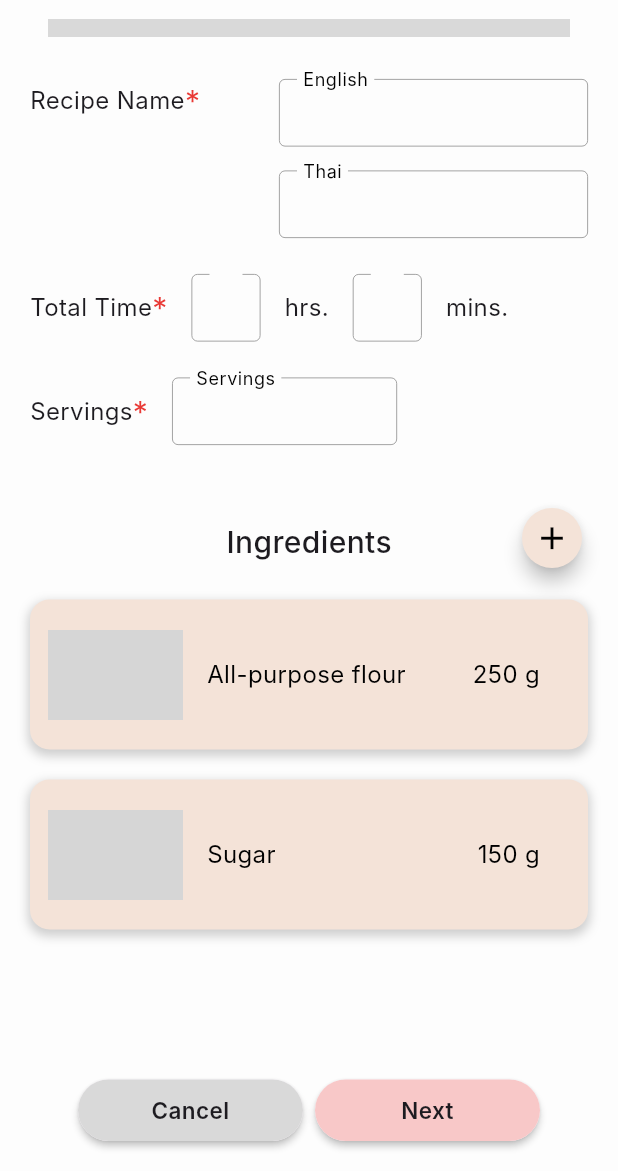
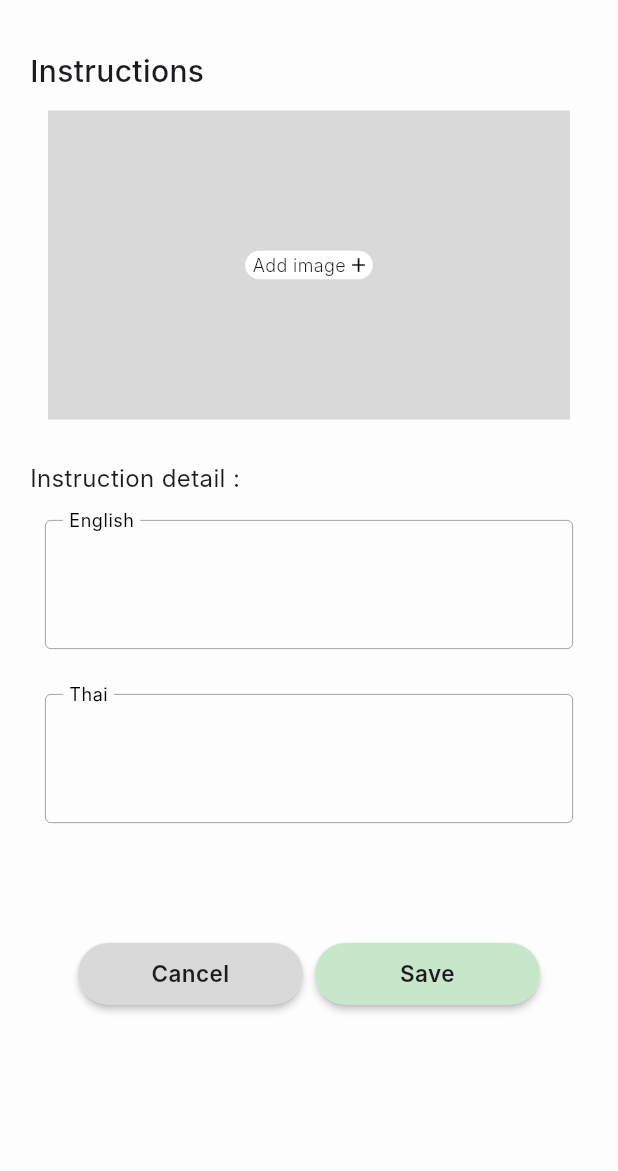
Before and after one commit to BakingUp/BakingUp-Frontend, a Flutter app: the AddEditRecipeScreen screen opened by its route, scrolled down 255 dp, after a tap on "Next", on a phone screen of 412 x 824 dp, the part 65-1236 px from its top. Run offline on Flutter 3.47's test engine with Material 3 defaults, Android fonts, the phone set to English and light mode, and no system bars; network calls fail; Roboto replaces fonts that are missing (Inter); grey boxes are pictures that could not be loaded.

Commit message:
[ADD] Page 2

```diff
--- a/lib/screens/add_edit_recipe_screen.dart
+++ b/lib/screens/add_edit_recipe_screen.dart
@@ -1,4 +1,5 @@
 // Importing libraries
+import 'package:bakingup_frontend/widgets/add_edit_recipe/add_edit_recipe_page_two.dart';
 import 'package:flutter/material.dart';
 
 // Importing files
@@ -6,7 +7,6 @@ import 'package:bakingup_frontend/constants/colors.dart';
 import 'package:bakingup_frontend/utilities/drawer.dart';
 import 'package:bakingup_frontend/widgets/add_edit_recipe/add_edit_recipe_container.dart';
 import 'package:bakingup_frontend/widgets/add_edit_recipe/add_edit_recipe_page_one.dart';
-
 
 class AddEditRecipeScreen extends StatefulWidget {
   const AddEditRecipeScreen({super.key});
@@ -17,6 +17,8 @@ class AddEditRecipeScreen extends StatefulWidget {
 
 class _AddEditRecipeScreenState extends State<AddEditRecipeScreen> {
   final int _currentDrawerIndex = 5;
+  final bool _isEdit = true;
+  bool _isFirstPage = true;
 
   List<RecipeIngredient> recipeIngredients = [
     RecipeIngredient(
@@ -64,7 +66,24 @@ class _AddEditRecipeScreenState extends State<AddEditRecipeScreen> {
       ),
       body: AddEditRecipeContainer(
         children: [
-          AddEditRecipePageOne(recipeIngredients: recipeIngredients),
+          if (_isFirstPage) ...[
+            AddEditRecipePageOne(
+                recipeIngredients: recipeIngredients,
+                onClick: () {
+                  setState(() {
+                    _isFirstPage = false;
+                  });
+                }),
+          ] else ...[
+            AddEditRecipePageTwo(
+              onClick: () {
+                setState(() {
+                  _isFirstPage = true;
+                });
+              },
+              isEdit: _isEdit,
+            ),
+          ]
         ],
       ),
     );
--- /dev/null
+++ b/lib/widgets/add_edit_recipe/add_edit_recipe_instruction_field.dart
@@ -0,0 +1,42 @@
+import 'package:bakingup_frontend/constants/colors.dart';
+import 'package:flutter/material.dart';
+
+class AddEditRecipeInstructionField extends StatelessWidget {
+  final String label;
+  const AddEditRecipeInstructionField({super.key, required this.label});
+
+  @override
+  Widget build(BuildContext context) {
+    return SizedBox(
+      width: MediaQuery.of(context).size.width - 60,
+      child: TextField(
+        minLines: 3,
+        maxLines: null,
+        style: const TextStyle(
+          fontSize: 12,
+          fontFamily: 'Inter',
+          fontStyle: FontStyle.normal,
+          fontWeight: FontWeight.w300,
+        ),
+        cursorColor: blackColor,
+        decoration: InputDecoration(
+          border: const OutlineInputBorder(),
+          focusedBorder: OutlineInputBorder(
+            borderSide: BorderSide(color: darkGreyColor, width: 0.5),
+          ),
+          enabledBorder: OutlineInputBorder(
+            borderSide: BorderSide(color: darkGreyColor, width: 0.5),
+          ),
+          labelText: label,
+          floatingLabelBehavior: FloatingLabelBehavior.always,
+          labelStyle: const TextStyle(
+            fontFamily: 'Inter',
+            fontSize: 16.0,
+            fontWeight: FontWeight.normal,
+            color: Colors.black,
+          ),
+        ),
+      ),
+    );
+  }
+}
--- a/lib/widgets/add_edit_recipe/add_edit_recipe_page_one.dart
+++ b/lib/widgets/add_edit_recipe/add_edit_recipe_page_one.dart
@@ -11,7 +11,9 @@ import 'package:flutter/material.dart';
 
 class AddEditRecipePageOne extends StatelessWidget {
   final List<RecipeIngredient> recipeIngredients;
-  const AddEditRecipePageOne({super.key, required this.recipeIngredients});
+  final VoidCallback onClick;
+  const AddEditRecipePageOne(
+      {super.key, required this.recipeIngredients, required this.onClick});
 
   @override
   Widget build(BuildContext context) {
@@ -170,7 +172,8 @@ class AddEditRecipePageOne extends StatelessWidget {
           children: [
             BakingUpLongActionButton(title: 'Cancel', color: greyColor),
             const SizedBox(width: 8),
-            BakingUpLongActionButton(title: 'Next', color: lightRedColor)
+            BakingUpLongActionButton(
+                title: 'Next', color: lightRedColor, onClick: onClick),
           ],
         )
       ],
--- /dev/null
+++ b/lib/widgets/add_edit_recipe/add_edit_recipe_page_two.dart
@@ -0,0 +1,59 @@
+import 'package:bakingup_frontend/constants/colors.dart';
+import 'package:bakingup_frontend/widgets/add_edit_recipe/add_edit_recipe_image_uploader.dart';
+import 'package:bakingup_frontend/widgets/add_edit_recipe/add_edit_recipe_instruction_field.dart';
+import 'package:bakingup_frontend/widgets/add_edit_recipe/add_edit_recipe_title.dart';
+import 'package:bakingup_frontend/widgets/baking_up_dialog.dart';
+import 'package:bakingup_frontend/widgets/baking_up_long_action_button.dart';
+import 'package:flutter/material.dart';
+
+class AddEditRecipePageTwo extends StatelessWidget {
+  final VoidCallback onClick;
+  final bool isEdit;
+  const AddEditRecipePageTwo(
+      {super.key, required this.onClick, required this.isEdit});
+
+  @override
+  Widget build(BuildContext context) {
+    return Column(
+      children: [
+        const AddEditRecipeTitle(title: "Instructions"),
+        const AddEditRecipeImageUploader(),
+        const SizedBox(height: 16),
+        const AddEditRecipeTitle(
+          title: "Instruction detail :",
+          fontSize: 16,
+          fontWeight: FontWeight.w400,
+        ),
+        const SizedBox(height: 16),
+        const AddEditRecipeInstructionField(label: 'English'),
+        const SizedBox(height: 30),
+        const AddEditRecipeInstructionField(label: 'Thai'),
+        const SizedBox(height: 80),
+        Row(
+          mainAxisAlignment: MainAxisAlignment.center,
+          children: [
+            BakingUpLongActionButton(
+                title: 'Cancel', color: greyColor, onClick: onClick),
+            const SizedBox(width: 8),
+            BakingUpLongActionButton(
+              title: 'Save',
+              color: lightGreenColor,
+              dialogParams: BakingUpDialogParams(
+                title: isEdit
+                    ? 'Confirm Recipe Changes?'
+                    : 'Confirm Adding Recipe?',
+                imgUrl: 'assets/icons/warning.png',
+                content: isEdit
+                    ? 'You\'re about to save edited recipe data to the warehouse.'
+                    : 'You\'re about to add new recipe data to the warehouse.',
+                grayButtonTitle: 'Cancel',
+                secondButtonTitle: 'Confirm',
+                secondButtonColor: lightGreenColor,
+              ),
+            ),
+          ],
+        )
+      ],
+    );
+  }
+}
--- a/lib/widgets/add_edit_recipe/add_edit_recipe_title.dart
+++ b/lib/widgets/add_edit_recipe/add_edit_recipe_title.dart
@@ -3,21 +3,28 @@ import 'package:flutter/material.dart';
 class AddEditRecipeTitle extends StatelessWidget {
   final String title;
   final MainAxisAlignment? mainAxisAlignment;
-  const AddEditRecipeTitle(
-      {super.key, required this.title, this.mainAxisAlignment});
+  final double? fontSize;
+  final FontWeight? fontWeight;
+  const AddEditRecipeTitle({
+    super.key,
+    required this.title,
+    this.mainAxisAlignment,
+    this.fontSize,
+    this.fontWeight,
+  });
 
   @override
   Widget build(BuildContext context) {
     return Row(
-      mainAxisAlignment: mainAxisAlignment ?? MainAxisAlignment.start,
+      mainAxisAlignment: MainAxisAlignment.start,
       children: [
         Text(
           title,
-          style: const TextStyle(
-            fontSize: 20,
+          style: TextStyle(
+            fontSize: fontSize ?? 20,
             fontFamily: 'Inter',
             fontStyle: FontStyle.normal,
-            fontWeight: FontWeight.w500,
+            fontWeight: fontWeight ?? FontWeight.w500,
           ),
         ),
       ],
--- a/lib/widgets/baking_up_long_action_button.dart
+++ b/lib/widgets/baking_up_long_action_button.dart
@@ -6,12 +6,15 @@ class BakingUpLongActionButton extends StatelessWidget {
   final Color color;
   final double? width;
   final BakingUpDialogParams? dialogParams;
-  const BakingUpLongActionButton(
-      {super.key,
-      required this.title,
-      required this.color,
-      this.width,
-      this.dialogParams});
+  final VoidCallback? onClick;
+  const BakingUpLongActionButton({
+    super.key,
+    required this.title,
+    required this.color,
+    this.width,
+    this.dialogParams,
+    this.onClick,
+  });
 
   @override
   Widget build(BuildContext context) {
@@ -20,7 +23,7 @@ class BakingUpLongActionButton extends StatelessWidget {
       borderRadius: BorderRadius.circular(50),
       child: GestureDetector(
         onTap: () {
-          if (dialogParams != null) {
+          if (dialogParams != null && onClick == null) {
             showDialog(
               context: context,
               barrierColor: const Color(0xC7D9D9D9),
@@ -35,6 +38,8 @@ class BakingUpLongActionButton extends StatelessWidget {
                 );
               },
             );
+          } else if (onClick != null && dialogParams == null) {
+            onClick!();
           }
         },
         child: Container(
```
